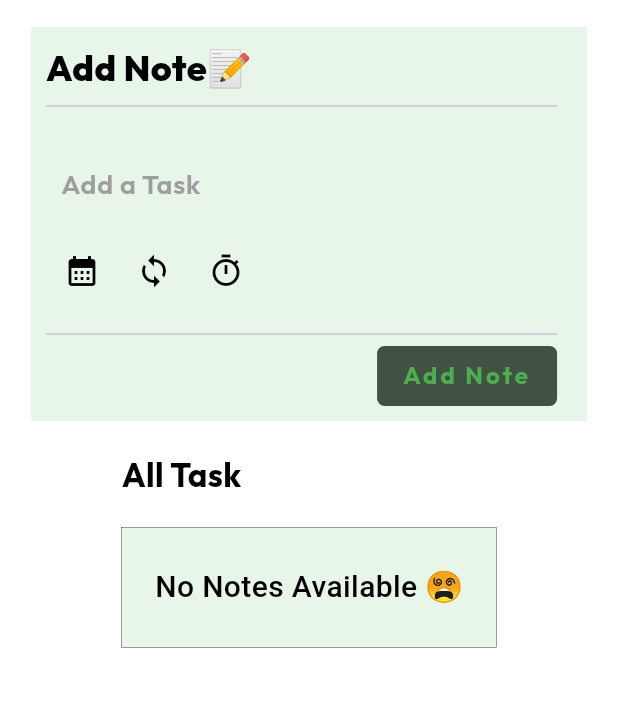
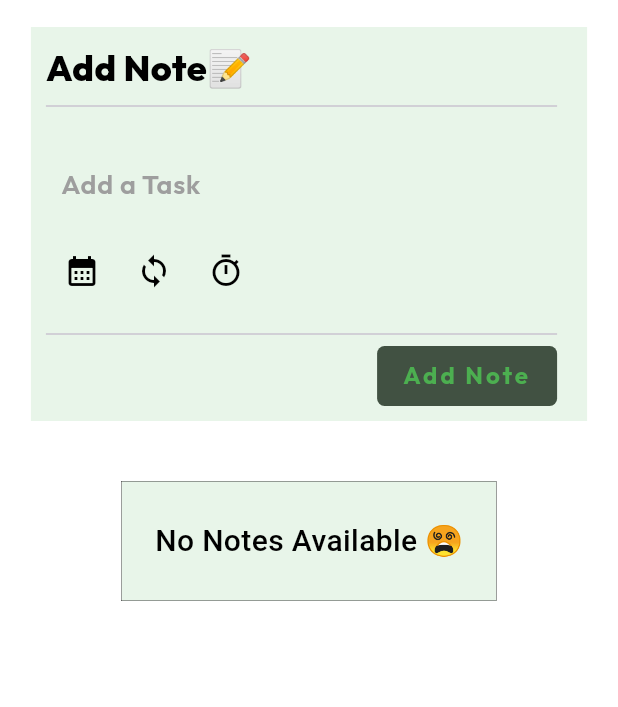
Before and after one commit to aatmanrishi/new_quad_todoapp, a Flutter app: the screen it shows after launch, on a phone screen of 412 x 824 dp, the part 80-787 px from its top. Run offline on Flutter 3.47's test engine with Material 3 defaults, Android fonts, the phone set to English and light mode, and no system bars; our stand-ins replace fl_chart, get, table_calendar; missing offline and left inert: alert_info.

Commit message:
Adding card to show no data if data is present

```diff
--- a/lib/Components/DataDisplaySection.dart
+++ b/lib/Components/DataDisplaySection.dart
@@ -15,27 +15,10 @@ class DataDisplaySection extends StatelessWidget {
     return Column(
       crossAxisAlignment: CrossAxisAlignment.start,
       children: [
+        // Display task heading or "No Notes Available" card when no task data
         Obx(() {
-          if (uiController.completeData.isNotEmpty &&
-              uiController.tasksData.isEmpty) {
-            return SizedBox();
-          } else {
-            return Column(
-              crossAxisAlignment: MediaQuery.of(context).size.width > 300
-                  ? CrossAxisAlignment.start
-                  : CrossAxisAlignment.center,
-              children: [
-                Text(
-                  "${uiController.taskArray[uiController.taskIndex.value][uiController.taskArray[uiController.taskIndex.value].keys.toList()[1]]}",
-                  style: TextStyle(
-                      fontFamily: 'Outfit',
-                      color: uiController.isDarkMode.value
-                          ? Colors.white
-                          : Colors.black,
-                      fontWeight: FontWeight.bold,
-                      fontSize: 22),
-                ),
-                SizedBox(
+          if (uiController.tasksData.isEmpty) {
+            return SizedBox(
               height: 120,
               width: 250,
               child: Container(
@@ -58,11 +41,29 @@ class DataDisplaySection extends StatelessWidget {
                   ),
                 ),
               ),
-                )
+            );
+          } else {
+            // If tasks data is available, display task heading
+            return Column(
+              crossAxisAlignment: MediaQuery.of(context).size.width > 300
+                  ? CrossAxisAlignment.start
+                  : CrossAxisAlignment.center,
+              children: [
+                Text(
+                  "${uiController.taskArray[uiController.taskIndex.value][uiController.taskArray[uiController.taskIndex.value].keys.toList()[1]]}",
+                  style: TextStyle(
+                      fontFamily: 'Outfit',
+                      color: uiController.isDarkMode.value
+                          ? Colors.white
+                          : Colors.black,
+                      fontWeight: FontWeight.bold,
+                      fontSize: 22),
+                ),
               ],
             );
           }
         }),
+
         SizedBox(
           height: 15,
         ),
@@ -77,7 +78,7 @@ class DataDisplaySection extends StatelessWidget {
           height: 20,
         ),
 
-        // Completed Tasks Heading and Cards if completeData is not empty
+        // Show "Completed Tasks" heading and cards if completeData is not empty
         Obx(() {
           if (uiController.completeData.isNotEmpty) {
             return Column(
@@ -93,13 +94,14 @@ class DataDisplaySection extends StatelessWidget {
                       fontWeight: FontWeight.w600,
                       fontSize: 22),
                 ),
-                Divider()
+                Divider(),
               ],
             );
           } else {
             return SizedBox();
           }
         }),
+
         SizedBox(
           height: 15,
         ),
```
Lines whose indentation alone changed are shown as unchanged.
